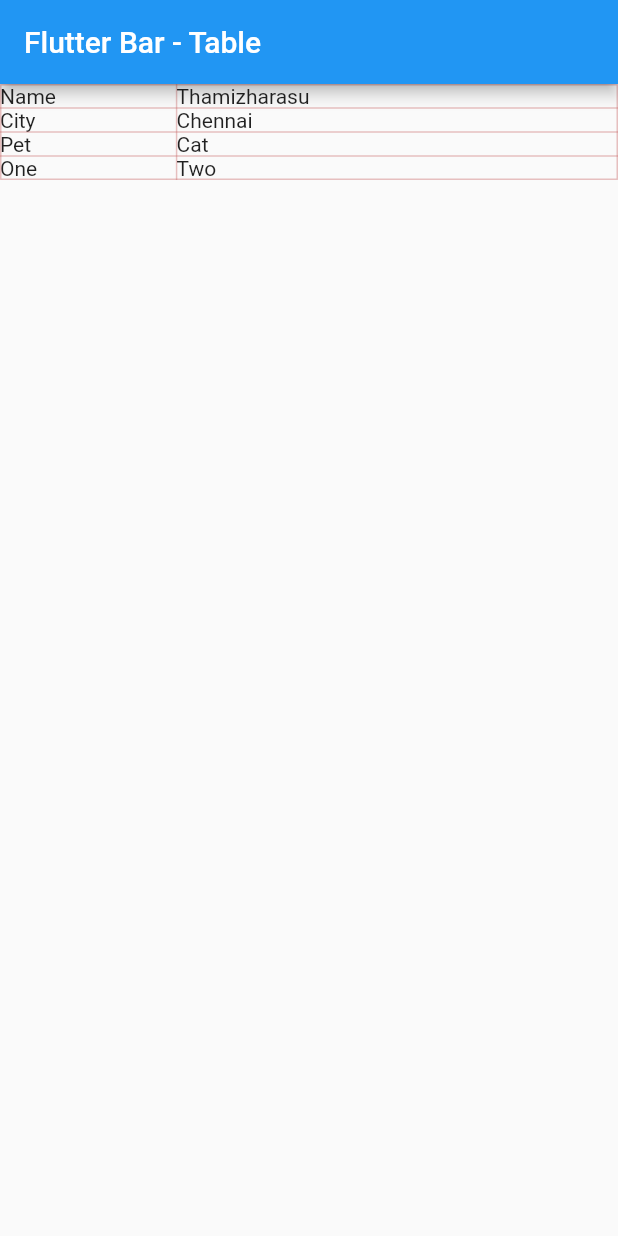
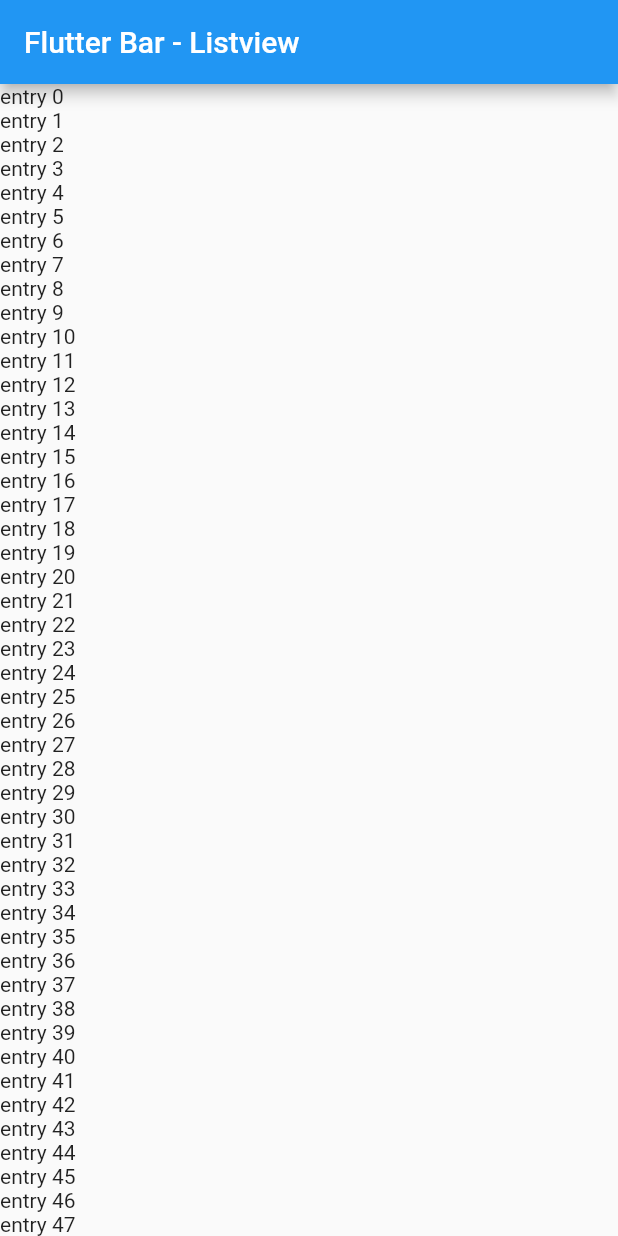
Before and after one commit to hustlebar/flutterbar, a Flutter app: the screen it shows after launch, on a phone screen of 412 x 824 dp. Run offline on Flutter 3.47's test engine with Material 2 defaults, Android fonts, the phone set to English and light mode, and no system bars.

Commit message:
Listview introduced

```diff
--- /dev/null
+++ b/lib/layouts/list.dart
@@ -0,0 +1,28 @@
+import 'package:flutter/material.dart';
+
+class FlutterBarList extends StatelessWidget {
+  FlutterBarList({Key key, this.title}): super(key: key);
+  final String title;
+
+  @override
+  Widget build(BuildContext context) {
+    return _buildUi(context);
+  }
+
+  Widget _buildUi(BuildContext context) {
+    return Scaffold(
+      appBar: AppBar(
+        title: Text(title),
+      ),
+      body: _buildBody(),
+    );
+  }
+
+  _buildBody() {
+    return ListView.builder(
+      itemBuilder: (BuildContext context, int index) {
+        return Text('entry $index');
+      }
+    );
+  }
+}
--- a/lib/main.dart
+++ b/lib/main.dart
@@ -1,5 +1,5 @@
 import 'package:flutter/material.dart';
-import 'layouts/table.dart';
+import 'layouts/list.dart';
 
 void main() => runApp(MyApp());
 
@@ -11,7 +11,7 @@ class MyApp extends StatelessWidget {
       theme: ThemeData(
         primarySwatch: Colors.blue,
       ),
-      home: FlutterBarTable(title: 'Flutter Bar - Table',),
+      home: FlutterBarList(title: 'Flutter Bar - Listview',),
     );
   }
 }
```
